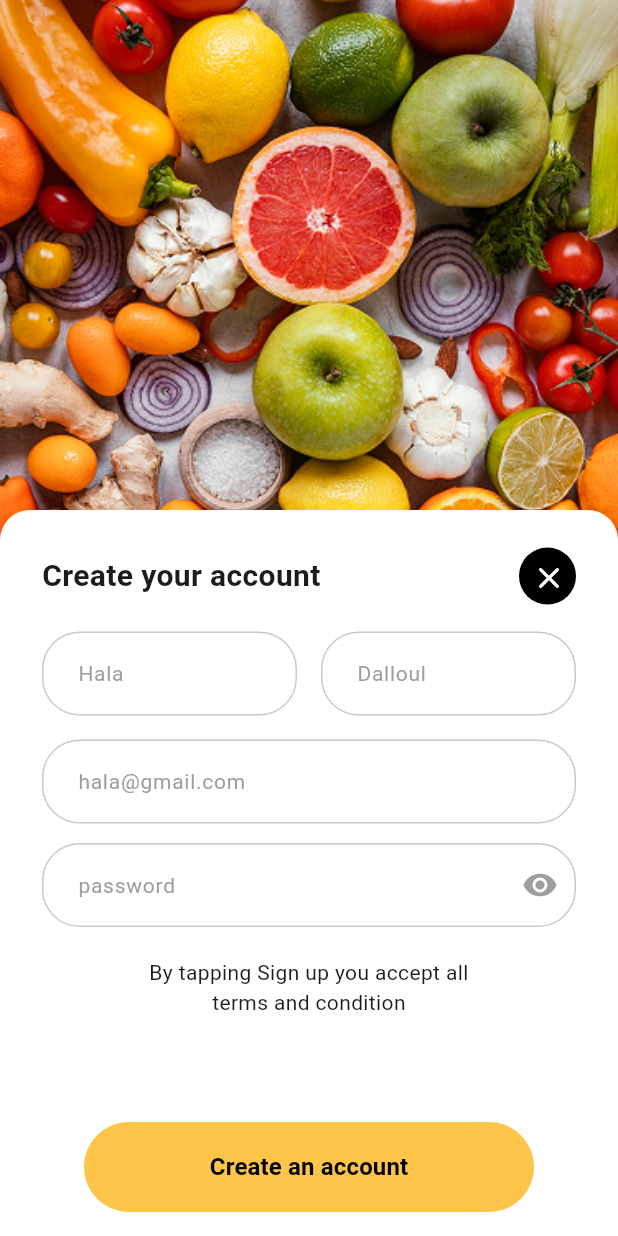
After one commit to hala-dalloul/Fresh-Fruits, a Flutter app: the SignUpScreen screen opened directly, on a phone screen of 412 x 824 dp. The commit adds this screen. Run offline on Flutter 3.47's test engine with Material 3 defaults, Android fonts, the phone set to English and light mode, and no system bars.

Commit message:
Add sign up screen with custom text field component

```diff
--- /dev/null
+++ b/lib/SignIn&Up/CustomTextField.dart
@@ -0,0 +1,35 @@
+import 'package:flutter/material.dart';
+
+class CustomTextField extends StatelessWidget {
+  final String hintText;
+  final Widget? suffixIcon;
+
+  const CustomTextField({
+    super.key,
+    required this.hintText,
+    this.suffixIcon,
+  });
+
+  @override
+  Widget build(BuildContext context) {
+    return TextFormField(
+      decoration: InputDecoration(
+        hintText: hintText,
+        hintStyle: const TextStyle(color: Colors.grey, fontSize: 14),
+        contentPadding: const EdgeInsets.symmetric(horizontal: 20, vertical: 16),
+        suffixIcon: suffixIcon,
+        suffixIconColor: Colors.grey,
+
+        enabledBorder: OutlineInputBorder(
+          borderRadius: BorderRadius.circular(25),
+          borderSide: const BorderSide(color: Color(0xffCACACA), width: 1),
+        ),
+
+        focusedBorder: OutlineInputBorder(
+          borderRadius: BorderRadius.circular(25),
+          borderSide: const BorderSide(color: Color(0xFFF5A623), width: 1.5),
+        ),
+      ),
+    );
+  }
+}
--- /dev/null
+++ b/lib/SignIn&Up/SignUpScreen.dart
@@ -0,0 +1,119 @@
+import 'package:flutter/material.dart';
+import 'package:fresh_fruits_final/SignIn&Up/CustomTextField.dart';
+
+class SignUpScreen extends StatefulWidget {
+  const SignUpScreen({super.key});
+
+  @override
+  State<SignUpScreen> createState() => _SignUpScreenState();
+}
+
+class _SignUpScreenState extends State<SignUpScreen> {
+  @override
+  Widget build(BuildContext context) {
+    return Scaffold(
+      body: Stack(
+        children: [
+          Image.asset(
+            "assets/images/sing-up.png",
+            width: double.infinity,
+            height: 389,
+            fit: BoxFit.cover,
+          ),
+          Padding(
+            padding: EdgeInsets.only(top: 340),
+            child: Container(
+              width: double.infinity,
+              height: double.infinity,
+              decoration: BoxDecoration(
+                color: Colors.white,
+                borderRadius: BorderRadius.only(
+                  topLeft: Radius.circular(20),
+                  topRight: Radius.circular(20),
+                ),
+              ),
+              child: Padding(
+                padding: EdgeInsets.only(left: 28, right: 28, top: 25),
+                child: Column(
+                  children: [
+                    Row(
+                      mainAxisAlignment: MainAxisAlignment.spaceBetween,
+                      children: [
+                        Text(
+                          "Create your account",
+                          style: TextStyle(
+                            fontWeight: FontWeight.w600,
+                            fontSize: 20,
+                          ),
+                        ),
+                        Container(
+                          width: 38,
+                          height: 38,
+                          decoration: BoxDecoration(
+                            color: Colors.black,
+                            borderRadius: BorderRadius.all(Radius.circular(30)),
+                          ),
+                          child: IconButton(
+                            onPressed: () {},
+                            icon: Icon(Icons.close_rounded),
+                            color: Colors.white,
+                          ),
+                        ),
+                      ],
+                    ),
+                    SizedBox(height: 18,),
+                    Row(
+                      children: [
+                        Expanded(
+                          child: CustomTextField(hintText: "Hala"),
+                        ),
+                        const SizedBox(width: 16),
+                        Expanded(
+                          child: CustomTextField(hintText: "Dalloul"),
+                        ),
+                      ],
+                    ),
+                    SizedBox(height: 16),
+                    CustomTextField(hintText: "hala@gmail.com"),
+                    SizedBox(height: 13,),
+                    CustomTextField(hintText: "password", suffixIcon: Icon(Icons.remove_red_eye_rounded),),
+                    SizedBox(height: 20),
+                    Text("By tapping Sign up you accept all\nterms and condition",style: TextStyle(fontSize: 14,fontWeight: FontWeight.w400),textAlign: TextAlign.center,),
+                    Padding(
+                      padding: EdgeInsets.only(top: 70, left: 28, right: 28),
+                      child: SizedBox(
+                        width: double.infinity,
+                        height: 60,
+                        child: FilledButton(
+                          onPressed: () {
+                            // Navigator.push(
+                            //   context,
+                            //   MaterialPageRoute(
+                            //     builder: (_) => const (number: 2),
+                            //   ),
+                            // );
+                          },
+                          style: FilledButton.styleFrom(
+                            backgroundColor: Color(0xffFEC54B),
+                          ),
+                          child: Text(
+                            "Create an account",
+                            style: TextStyle(
+                              fontWeight: FontWeight.w700,
+                              fontSize: 16,
+                              color: Colors.black,
+                            ),
+                          ),
+                        ),
+                      ),
+                    ),
+                  ],
+                ),
+              ),
+            ),
+          ),
+        ],
+      ),
+    );
+  }
+}
--- a/lib/splash&onboard/OnboardScreen.dart
+++ b/lib/splash&onboard/OnboardScreen.dart
@@ -1,4 +1,7 @@
 import 'package:flutter/material.dart';
+import 'package:fresh_fruits_final/SignIn&Up/SignInScreen.dart';
+
+import 'package:fresh_fruits_final/SignIn&Up/SignUpScreen.dart';
 
 
 class OnboardScreen extends StatelessWidget {
@@ -44,7 +47,14 @@ class OnboardScreen extends StatelessWidget {
                 width: double.infinity,
                 height: 60,
                 child: FilledButton(
-                  onPressed: () {},
+                  onPressed: () {
+                    Navigator.push(
+                      context,
+                      MaterialPageRoute(
+                        builder: (_) => const SignUpScreen(),
+                      ),
+                    );
+                  },
                   style: FilledButton.styleFrom(backgroundColor: Colors.black),
                   child: Text(
                     "Create an account",
```
Also changed, not shown: assets/images/sing-up.png (added).
